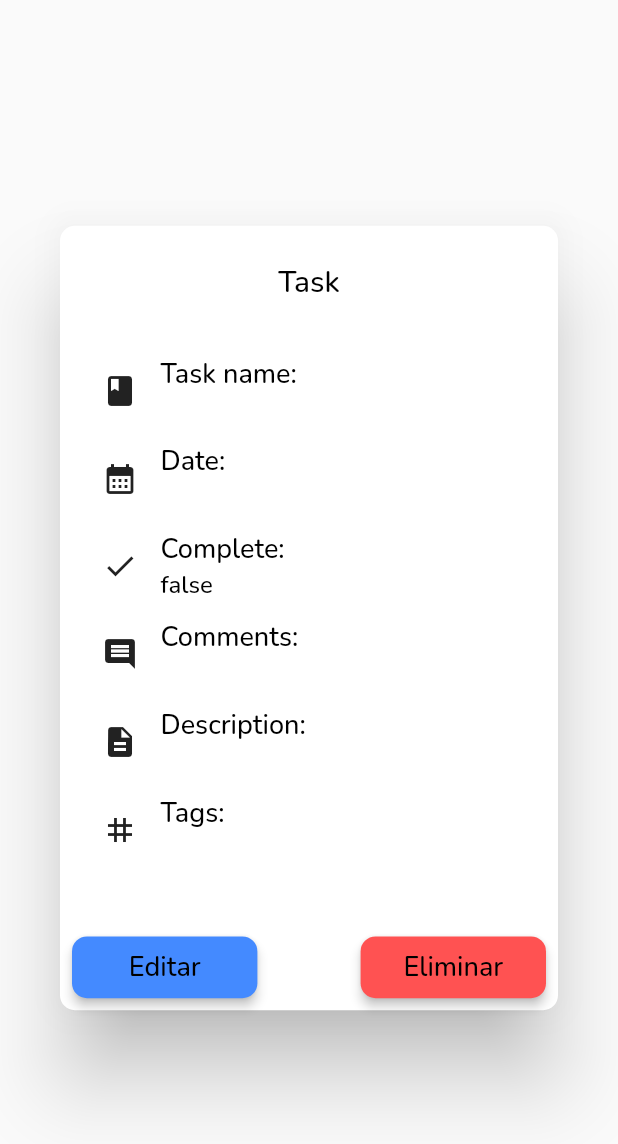
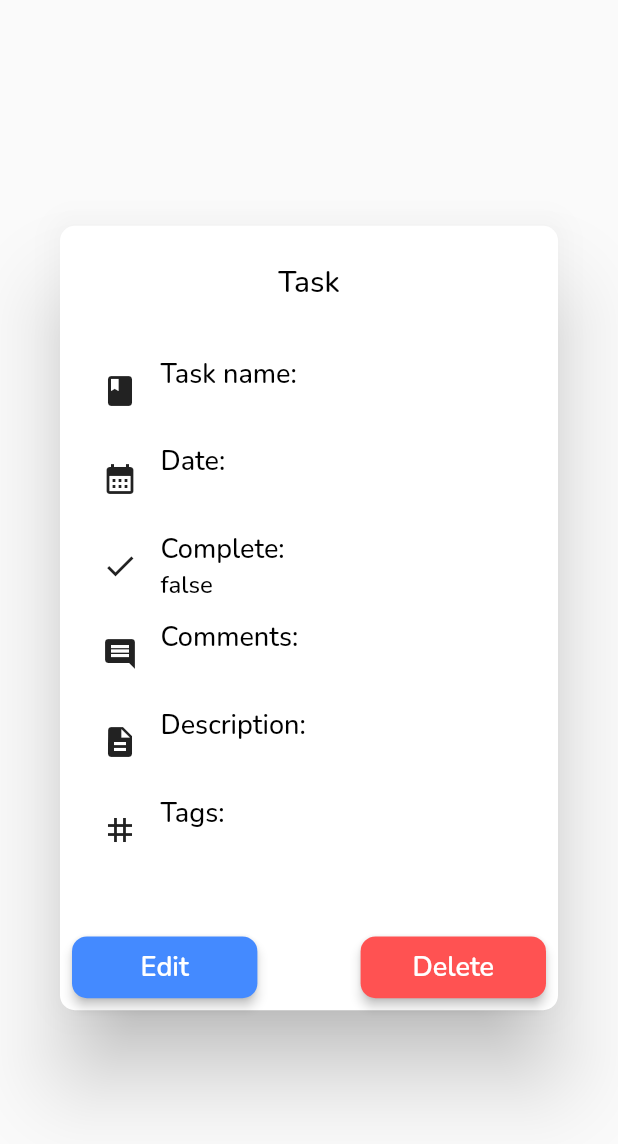
Before and after one commit to CesarOvilla/task_manager, a Flutter app: the TaskInformationAlertDialog widget shown alone on an empty page, opened directly with empty values, on a phone screen of 412 x 824 dp. Shown: the top 1144 px of the screen. Run offline on Flutter 3.47's test engine with Material 2 defaults, Android fonts, the phone set to English and light mode, and no system bars; our stand-ins replace animate_do, get, google_fonts, shared_preferences; accounts and stored records are empty; network calls fail.

Commit message:
textfield and button changes

```diff
--- a/lib/pages/principal/task_information_alert_dialog.dart
+++ b/lib/pages/principal/task_information_alert_dialog.dart
@@ -76,7 +76,7 @@ class TaskInformationAlertDialog extends StatelessWidget {
         ElevatedButtonCustom(
           width: Get.width * 0.3,
           height: Get.height * 0.05,
-          text: 'Editar',
+          text: 'Edit',
           primaryColor: Colors.blueAccent,
           function: () {
             Get.toNamed('/formTask', arguments: task)!
@@ -87,7 +87,7 @@ class TaskInformationAlertDialog extends StatelessWidget {
         ElevatedButtonCustom(
           width: Get.width * 0.3,
           height: Get.height * 0.05,
-          text: 'Eliminar',
+          text: 'Delete',
           primaryColor: Colors.redAccent,
           function: () {
             provider.deleteTask(id: task.id!);
--- a/lib/widgets/elevatedbutton_custom.dart
+++ b/lib/widgets/elevatedbutton_custom.dart
@@ -1,5 +1,6 @@
 import 'package:flutter/material.dart';
 import 'package:get/get.dart';
+import 'package:task_manager/utils/color_app.dart';
 import 'package:task_manager/widgets/text_custom.dart';
 
 class ElevatedButtonCustom extends StatelessWidget {
@@ -35,7 +36,12 @@ class ElevatedButtonCustom extends StatelessWidget {
           backgroundColor: primaryColor,
         ),
         onPressed: function,
-        child: TextCustom(text, fontSize: 18),
+        child: TextCustom(
+          text,
+          fontSize: 18,
+          colorFont: ColorApp.white,
+          fontWeight: FontWeight.w600,
+        ),
       ),
     );
   }
--- a/lib/widgets/textfield_custom.dart
+++ b/lib/widgets/textfield_custom.dart
@@ -74,6 +74,11 @@ class TextFieldCustom extends StatelessWidget {
                     color: ColorApp.errorTextfield,
                   ),
                 ),
+                focusedErrorBorder: styleBorder.copyWith(
+                  borderSide: BorderSide(
+                    color: ColorApp.errorTextfield,
+                  ),
+                ),
               ),
               validator: validate ? validator : null,
             ),
```
